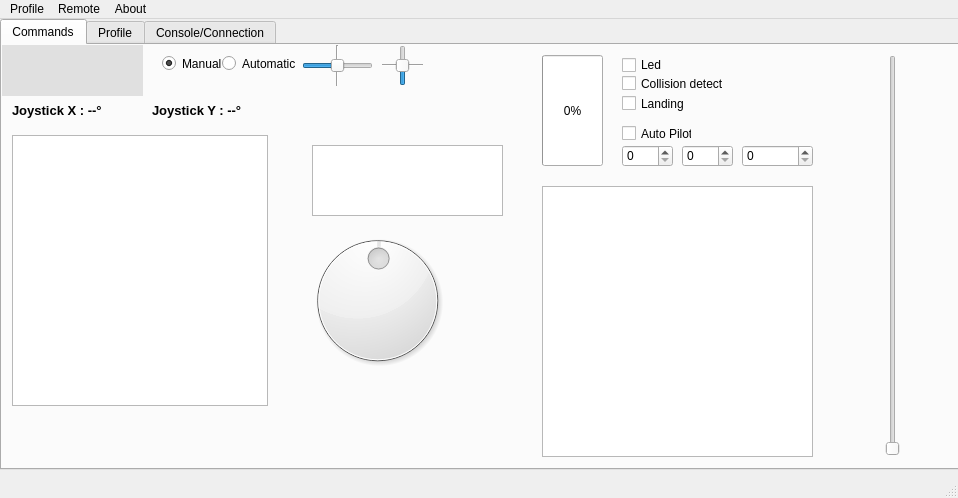
Above: dgipydrone.ui from DGIProject/DGIPyDrOneQt before the change. Below: the same form after it.
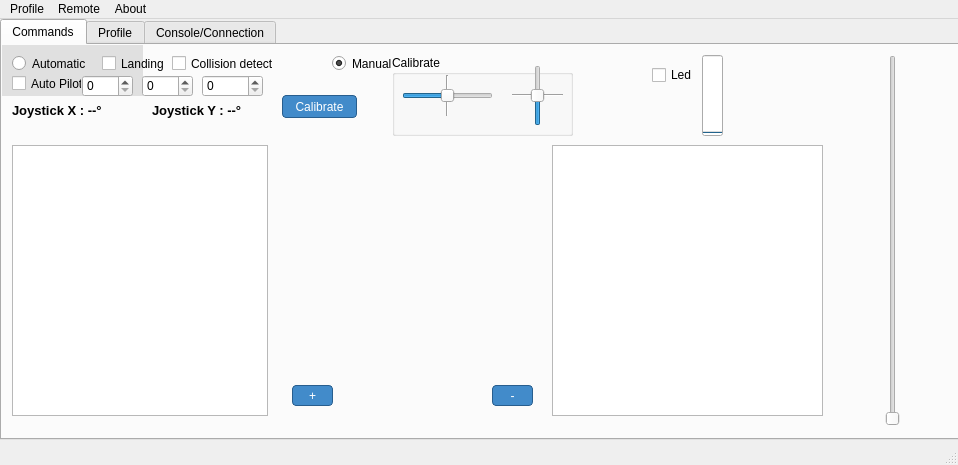
That is the form after the change.

The edit to the form file:
```diff
--- a/dgipydrone.ui
+++ b/dgipydrone.ui
@@ -7,7 +7,7 @@
     <x>0</x>
     <y>0</y>
     <width>958</width>
-    <height>498</height>
+    <height>465</height>
    </rect>
   </property>
   <property name="windowTitle">
@@ -48,7 +48,7 @@
       <x>0</x>
       <y>0</y>
       <width>961</width>
-      <height>451</height>
+      <height>421</height>
      </rect>
     </property>
     <property name="currentIndex">
@@ -58,29 +58,13 @@
      <attribute name="title">
       <string>Commands</string>
      </attribute>
-     <widget class="QDial" name="degreesDial">
-      <property name="geometry">
-       <rect>
-        <x>300</x>
-        <y>180</y>
-        <width>151</width>
-        <height>151</height>
-       </rect>
-      </property>
-      <property name="maximum">
-       <number>99</number>
-      </property>
-      <property name="value">
-       <number>50</number>
-      </property>
-     </widget>
      <widget class="QSlider" name="throttleSlider">
       <property name="geometry">
        <rect>
         <x>830</x>
         <y>10</y>
         <width>121</width>
-        <height>401</height>
+        <height>371</height>
        </rect>
       </property>
       <property name="styleSheet">
@@ -131,7 +115,7 @@
       <property name="geometry">
        <rect>
         <x>10</x>
-        <y>90</y>
+        <y>100</y>
         <width>256</width>
         <height>271</height>
        </rect>
@@ -182,8 +166,8 @@
      <widget class="QCheckBox" name="checkLED">
       <property name="geometry">
        <rect>
-        <x>620</x>
-        <y>10</y>
+        <x>650</x>
+        <y>20</y>
         <width>71</width>
         <height>20</height>
        </rect>
@@ -195,8 +179,8 @@
      <widget class="QCheckBox" name="checkCollision">
       <property name="geometry">
        <rect>
-        <x>620</x>
-        <y>30</y>
+        <x>170</x>
+        <y>10</y>
         <width>101</width>
         <height>17</height>
        </rect>
@@ -208,8 +192,8 @@
      <widget class="QCheckBox" name="checkLanding">
       <property name="geometry">
        <rect>
-        <x>620</x>
-        <y>50</y>
+        <x>100</x>
+        <y>10</y>
         <width>70</width>
         <height>17</height>
        </rect>
@@ -218,21 +202,11 @@
        <string>Landing</string>
       </property>
      </widget>
-     <widget class="QTextEdit" name="droneInformation">
-      <property name="geometry">
-       <rect>
-        <x>310</x>
-        <y>100</y>
-        <width>191</width>
-        <height>71</height>
-       </rect>
-      </property>
-     </widget>
      <widget class="QCheckBox" name="checkAutoPilot">
       <property name="geometry">
        <rect>
-        <x>620</x>
-        <y>80</y>
+        <x>10</x>
+        <y>30</y>
         <width>70</width>
         <height>17</height>
        </rect>
@@ -244,8 +218,8 @@
      <widget class="QSpinBox" name="spinBox">
       <property name="geometry">
        <rect>
-        <x>620</x>
-        <y>100</y>
+        <x>80</x>
+        <y>30</y>
         <width>51</width>
         <height>22</height>
        </rect>
@@ -254,8 +228,8 @@
      <widget class="QSpinBox" name="spinBox_2">
       <property name="geometry">
        <rect>
-        <x>680</x>
-        <y>100</y>
+        <x>140</x>
+        <y>30</y>
         <width>51</width>
         <height>22</height>
        </rect>
@@ -264,9 +238,9 @@
      <widget class="QSpinBox" name="spinBox_3">
       <property name="geometry">
        <rect>
-        <x>740</x>
-        <y>100</y>
-        <width>71</width>
+        <x>200</x>
+        <y>30</y>
+        <width>61</width>
         <height>22</height>
        </rect>
       </property>
@@ -274,8 +248,8 @@
      <widget class="QGraphicsView" name="sonarView">
       <property name="geometry">
        <rect>
-        <x>540</x>
-        <y>141</y>
+        <x>550</x>
+        <y>100</y>
         <width>271</width>
         <height>271</height>
        </rect>
@@ -289,10 +263,10 @@
      <widget class="QProgressBar" name="batteryLevelBar">
       <property name="geometry">
        <rect>
-        <x>540</x>
+        <x>700</x>
         <y>10</y>
-        <width>61</width>
-        <height>111</height>
+        <width>21</width>
+        <height>81</height>
        </rect>
       </property>
       <property name="styleSheet">
@@ -301,11 +275,14 @@
       <property name="value">
        <number>0</number>
       </property>
+      <property name="orientation">
+       <enum>Qt::Vertical</enum>
+      </property>
      </widget>
      <widget class="QRadioButton" name="manualMode">
       <property name="geometry">
        <rect>
-        <x>160</x>
+        <x>330</x>
         <y>10</y>
         <width>82</width>
         <height>17</height>
@@ -321,7 +298,7 @@
      <widget class="QRadioButton" name="automaticMode">
       <property name="geometry">
        <rect>
-        <x>220</x>
+        <x>10</x>
         <y>10</y>
         <width>82</width>
         <height>17</height>
@@ -331,20 +308,32 @@
        <string>Automatic</string>
       </property>
      </widget>
+     <widget class="QGroupBox" name="groupBox">
+      <property name="geometry">
+       <rect>
+        <x>390</x>
+        <y>10</y>
+        <width>181</width>
+        <height>81</height>
+       </rect>
+      </property>
+      <property name="title">
+       <string>Calibrate</string>
+      </property>
      <widget class="QSlider" name="leftRightCalibrate">
       <property name="geometry">
        <rect>
-        <x>300</x>
-        <y>10</y>
-        <width>71</width>
+         <x>10</x>
+         <y>30</y>
+         <width>91</width>
         <height>21</height>
        </rect>
       </property>
       <property name="minimum">
-       <number>-10</number>
+        <number>-30</number>
       </property>
       <property name="maximum">
-       <number>10</number>
+        <number>30</number>
       </property>
       <property name="sliderPosition">
        <number>0</number>
@@ -353,20 +342,33 @@
        <enum>Qt::Horizontal</enum>
       </property>
      </widget>
+      <widget class="Line" name="line">
+       <property name="geometry">
+        <rect>
+         <x>40</x>
+         <y>20</y>
+         <width>31</width>
+         <height>41</height>
+        </rect>
+       </property>
+       <property name="orientation">
+        <enum>Qt::Vertical</enum>
+       </property>
+      </widget>
      <widget class="QSlider" name="frontBackCalibrate">
       <property name="geometry">
        <rect>
-        <x>390</x>
-        <y>0</y>
-        <width>22</width>
-        <height>41</height>
+         <x>130</x>
+         <y>10</y>
+         <width>31</width>
+         <height>61</height>
        </rect>
       </property>
       <property name="minimum">
-       <number>-10</number>
+        <number>-30</number>
       </property>
       <property name="maximum">
-       <number>10</number>
+        <number>30</number>
       </property>
       <property name="sliderPosition">
        <number>0</number>
@@ -381,25 +383,12 @@
        <bool>false</bool>
       </property>
      </widget>
-     <widget class="Line" name="line">
-      <property name="geometry">
-       <rect>
-        <x>320</x>
-        <y>0</y>
-        <width>31</width>
-        <height>41</height>
-       </rect>
-      </property>
-      <property name="orientation">
-       <enum>Qt::Vertical</enum>
-      </property>
-     </widget>
      <widget class="Line" name="line_2">
       <property name="geometry">
        <rect>
-        <x>380</x>
-        <y>10</y>
-        <width>41</width>
+         <x>120</x>
+         <y>30</y>
+         <width>51</width>
         <height>20</height>
        </rect>
       </property>
@@ -409,7 +398,59 @@
      </widget>
      <zorder>line_2</zorder>
      <zorder>line</zorder>
-     <zorder>degreesDial</zorder>
+      <zorder>leftRightCalibrate</zorder>
+      <zorder>frontBackCalibrate</zorder>
+     </widget>
+     <widget class="QPushButton" name="buttonCalibrateDrone">
+      <property name="geometry">
+       <rect>
+        <x>280</x>
+        <y>50</y>
+        <width>75</width>
+        <height>23</height>
+       </rect>
+      </property>
+      <property name="text">
+       <string>Calibrate</string>
+      </property>
+     </widget>
+     <widget class="QWidget" name="verticalLayoutWidget">
+      <property name="geometry">
+       <rect>
+        <x>280</x>
+        <y>100</y>
+        <width>261</width>
+        <height>271</height>
+       </rect>
+      </property>
+      <layout class="QVBoxLayout" name="verticalLayout"/>
+     </widget>
+     <widget class="QPushButton" name="buttonMoreCompass">
+      <property name="geometry">
+       <rect>
+        <x>290</x>
+        <y>340</y>
+        <width>41</width>
+        <height>21</height>
+       </rect>
+      </property>
+      <property name="text">
+       <string>+</string>
+      </property>
+     </widget>
+     <widget class="QPushButton" name="buttonLessCompass">
+      <property name="geometry">
+       <rect>
+        <x>490</x>
+        <y>340</y>
+        <width>41</width>
+        <height>21</height>
+       </rect>
+      </property>
+      <property name="text">
+       <string>-</string>
+      </property>
+     </widget>
      <zorder>throttleSlider</zorder>
      <zorder>joystickView</zorder>
      <zorder>joystickXInformation</zorder>
```
Left out of the diff: 8 changed lines with no effect on the pictures. Lines whose indentation alone changed are shown as unchanged.
